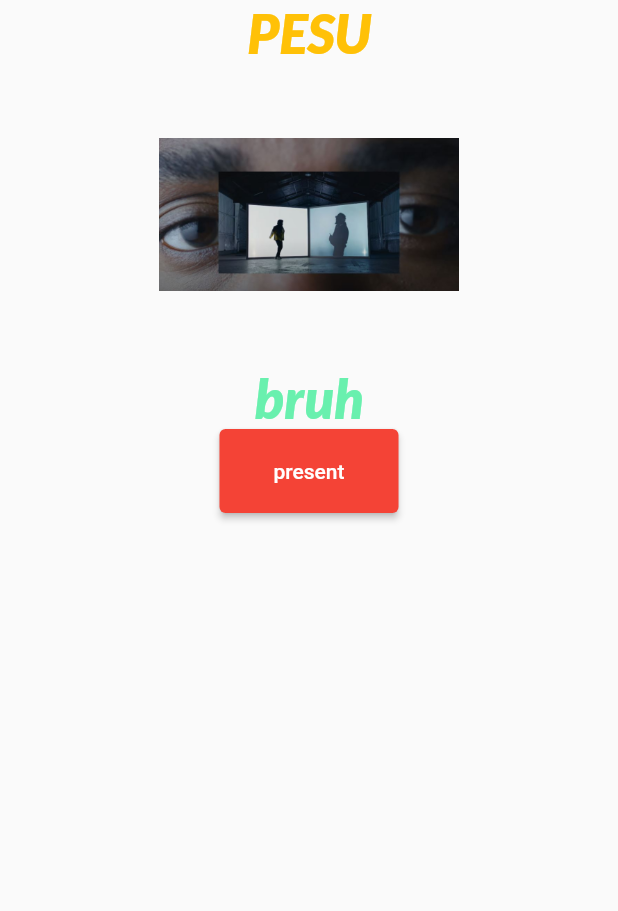
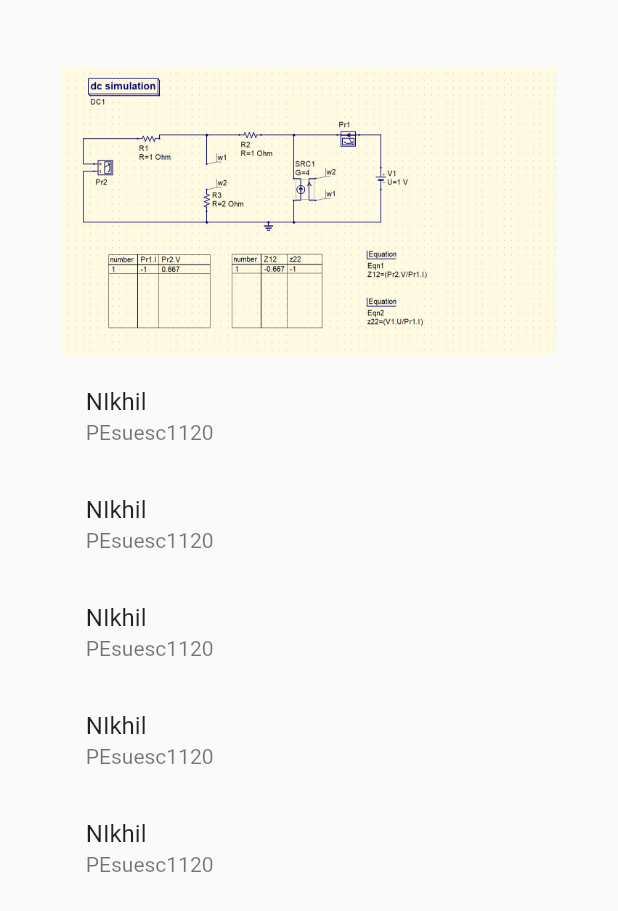
Before and after one commit to anhilihus/app, a Flutter app: the screen it shows after launch, on a phone screen of 412 x 824 dp. Shown: the top 911 px of the screen. Run offline on Flutter 3.47's test engine with Material 2 defaults, Android fonts, the phone set to English and light mode, and no system bars.

Commit message:
new commit

```diff
--- /dev/null
+++ b/lib/Profile/profile.dart
@@ -0,0 +1,71 @@
+import 'package:flutter/material.dart';
+class Profile extends StatefulWidget {
+  static const routeName ='/Profile';
+  final String name;
+  final String srn;
+  const Profile({Key? key, required this.name, required this.srn}) : super(key: key);
+
+
+  @override
+  _ProfileState createState() => _ProfileState();
+}
+
+class _ProfileState extends State<Profile> {
+  @override
+  Widget build(BuildContext context) {
+    return Scaffold(
+      appBar: AppBar(
+        title: Text('bllz'),
+
+      ),
+      body: SafeArea(
+        child: Container(
+          width: MediaQuery.of(context).size.width,
+          color: Colors.teal,
+          child: Column(
+            mainAxisAlignment: MainAxisAlignment.spaceEvenly,
+            crossAxisAlignment: CrossAxisAlignment.center,
+            children: [
+              Text(
+                'PESU',
+                style: TextStyle(
+                  fontSize: 40.0,
+                  color: Colors.amber,
+                  fontFamily: 'Lato',
+                ),
+              ),
+
+              Image.asset('assets/images/eyy.JPG',
+                  height: 200.0,
+                  width: 200.0),
+              Text(
+                'bruh',
+                style: TextStyle(
+                  fontSize: 36.0,
+                  color: Colors.greenAccent,
+                  fontFamily: 'Lato',
+                ),
+              ),
+
+              ElevatedButton(onPressed: (){
+                print('user has pressed the button');
+              },
+                style: ElevatedButton.styleFrom(
+                    primary: Colors.red
+                ),
+                child: Padding(
+                  padding: const EdgeInsets.all(20),
+                  child: Text('present'),
+                ),
+
+              ),
+            ],
+          ),
+
+
+        ),
+      ),
+
+    );
+  }
+}
--- /dev/null
+++ b/lib/app.dart
@@ -0,0 +1,21 @@
+import 'package:apps/landing/landing.dart';
+import 'package:flutter/material.dart';
+import 'package:apps/profile/profile.dart';
+class app extends StatefulWidget {
+  const app({Key? key}) : super(key: key);
+
+  @override
+  _appState createState() => _appState();
+}
+
+class _appState extends State<app> {
+  @override
+  Widget build(BuildContext context) {
+    return MaterialApp(
+      routes: {
+        Profile.routeName: (context)=> Profile(),
+        landing.routeName: (context)=> landing(),
+      },
+    );
+  }
+}
--- /dev/null
+++ b/lib/landing/landing.dart
@@ -0,0 +1,82 @@
+import 'package:apps/Profile/profile.dart';
+import 'package:flutter/cupertino.dart';
+import 'package:flutter/material.dart';
+
+import '';
+class landing extends StatefulWidget {
+  static const routeName='/';
+  const landing({Key? key}) : super(key: key);
+
+  @override
+  _landingState createState() => _landingState();
+}
+
+class _landingState extends State<landing> {
+  @override
+  Widget build(BuildContext context) {
+    return Scaffold(
+      body: SafeArea(
+        child: Container(
+          margin: EdgeInsets.symmetric(
+            vertical: MediaQuery.of(context).size.height*0.05,
+            horizontal: MediaQuery.of(context).size.width*0.1
+          ),
+          width: MediaQuery.of(context).size.width,
+          child: ListView(
+            children: [
+              Image.asset('assets/images/AHP 6.1.jpg',
+                  height: 200.0,
+                  width: 200.0),
+              GestureDetector(
+                 onTap: () {
+                   //Navigator.pushNamed(context, Profile.routeName);
+                   Navigator.push(context, MaterialPageRoute(builder: (context)=>Profile(name: 'TEst', srn: '2e22e2d2e')));
+                 },
+
+                child: ListTile(
+                  title: Text(
+                    'NIkhil'
+                  ),
+                  subtitle: Text(
+                    'PEsuesc1120'
+                  ),
+                ),
+              ),
+              ListTile(
+                title: Text(
+                    'NIkhil'
+                ),
+                subtitle: Text(
+                    'PEsuesc1120'
+                ),
+              ),              ListTile(
+                title: Text(
+                    'NIkhil'
+                ),
+                subtitle: Text(
+                    'PEsuesc1120'
+                ),
+              ),
+              ListTile(
+                title: Text(
+                    'NIkhil'
+                ),
+                subtitle: Text(
+                    'PEsuesc1120'
+                ),
+              ),
+              ListTile(
+                title: Text(
+                    'NIkhil'
+                ),
+                subtitle: Text(
+                    'PEsuesc1120'
+                ),
+              ),
+            ]
+          ),
+        )
+      ),
+    );
+  }
+}
--- a/lib/main.dart
+++ b/lib/main.dart
@@ -1,90 +1,5 @@
 import 'package:flutter/material.dart';
-
+import 'app.dart';
 void main() {
-  runApp(const MyApp());
+  runApp(app());
 }
-
-class MyApp extends StatelessWidget {
-  const MyApp({Key? key}) : super(key: key);
-
-  // This widget is the root of your application.
-  @override
-  Widget build(BuildContext context) {
-    return MaterialApp(
-      title: 'Flutter Demo',
-      theme: ThemeData(
-        primarySwatch: Colors.blue,
-      ),
-      home: const MyHomePage(title: 'PEse'),
-    );
-  }
-}
-
-class MyHomePage extends StatefulWidget {
-  const MyHomePage({Key? key, required this.title}) : super(key: key);
-
-  final String title;
-
-  @override
-  State<MyHomePage> createState() => _MyHomePageState();
-}
-
-class _MyHomePageState extends State<MyHomePage> {
-  int _counter = 0;
-
-  void _incrementCounter() {
-    setState(() {
-      _counter++;
-    });
-  }
-
-  @override
-  Widget build(BuildContext context) {
-
-    return Scaffold(
-      body: SafeArea(
-        child: Center(
-          child: Column(
-            children: [
-              Text(
-                'PESU',
-                style: TextStyle(
-                  fontSize: 36.0,
-                  color: Colors.amber,
-                  fontFamily: 'Lato',
-                ),
-              ),
-
-              Image.asset('assets/images/eyy.JPG',
-                  height: 200.0,
-                  width: 200.0),
-              Text(
-                'bruh',
-                style: TextStyle(
-                  fontSize: 36.0,
-                  color: Colors.greenAccent,
-                  fontFamily: 'Lato',
-                ),
-              ),
-              ElevatedButton(onPressed: (){
-                print('user has pressed the button');
-              },
-                  style: ElevatedButton.styleFrom(
-                    primary: Colors.red
-                  ),
-                  child: Padding(
-                    padding: const EdgeInsets.all(20),
-                    child: Text('present'),
-                  ),
-
-              ),
-            ],
-          ),
-
-
-        ),
-      ),
-
-    );
-  }
-}
```
Also changed, not shown: assets/images/AHP 6.1.jpg (added).
